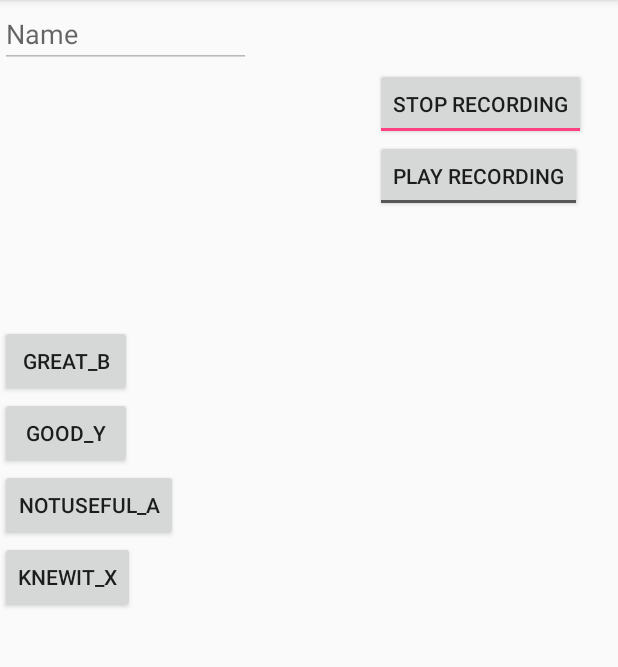
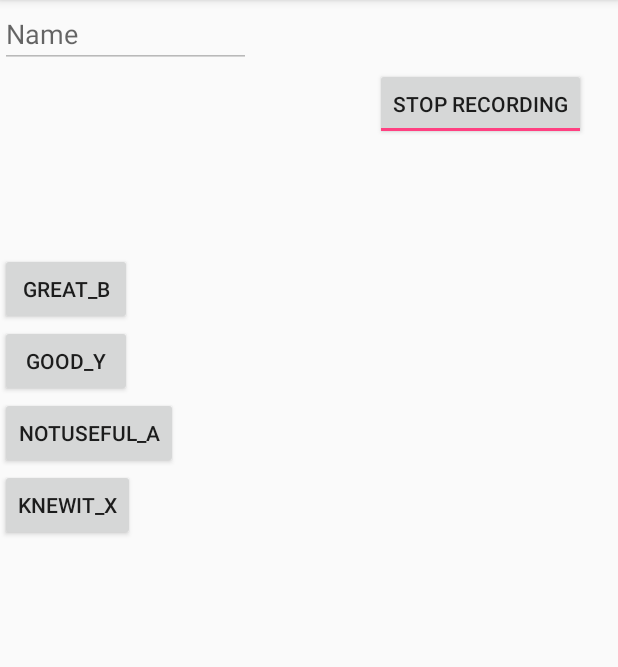
Before and after one commit to saritszpiro/recordaudiotoexternal, an Android app: the screen it shows after launch (MainActivity), after a tap on "START RECORDING", on a phone screen of 412 x 824 dp, the part 84-751 px from its top. Run offline under Robolectric (Android 15) with nearby library versions, the light colour scheme and no system bars.

Commit message:
Removed PlayRecording button

```diff
--- a/app/src/main/java/com/example/sarit/recordaudiotoexternal/MainActivity.java
+++ b/app/src/main/java/com/example/sarit/recordaudiotoexternal/MainActivity.java
@@ -40,14 +40,13 @@ import static android.view.KeyEvent.KEYCODE_BUTTON_X;
 import static android.view.KeyEvent.KEYCODE_BUTTON_Y;
 
 public class MainActivity extends AppCompatActivity {
-    private ToggleButton startRecording, playRecording;
+    private ToggleButton startRecording;
     private Button great_b, good_y, notuseful_a, knewit_x;
     private MediaRecorder mRecorder;
     private MediaPlayer mPlayer;
     private static final String LOG_TAG = "AudioRecording";
     public static final int REQUEST_AUDIO_PERMISSION_CODE = 1;
     boolean isRecording = false;
-    boolean isPlaying = false;
     boolean loaded = false;
     private  String mFileName = null;
     private  String dataFile = null;
@@ -62,7 +61,6 @@ public class MainActivity extends AppCompatActivity {
         super.onCreate(savedInstanceState);
         setContentView(com.example.sarit.recordaudiotoexternal.R.layout.activity_main);
         startRecording = findViewById(com.example.sarit.recordaudiotoexternal.R.id.startRecording);
-        playRecording = findViewById(com.example.sarit.recordaudiotoexternal.R.id.playRecording);
         great_b = findViewById(R.id.great_b);
         good_y = findViewById(R.id.good_y);
         notuseful_a = findViewById(R.id.notuseful_a);
@@ -71,7 +69,6 @@ public class MainActivity extends AppCompatActivity {
         good_y.setEnabled(false);
         notuseful_a.setEnabled(false);
         knewit_x.setEnabled(false);
-        playRecording.setEnabled(false);
 
         soundPool = new SoundPool(10, AudioManager.STREAM_MUSIC, 0);
         soundPool.setOnLoadCompleteListener(new SoundPool.OnLoadCompleteListener() {
@@ -131,25 +128,6 @@ public class MainActivity extends AppCompatActivity {
         ActivityCompat.requestPermissions(MainActivity.this, new String[]{RECORD_AUDIO, WRITE_EXTERNAL_STORAGE}, REQUEST_AUDIO_PERMISSION_CODE);
     }
 
-    public void startPlaying(View view) {
-        if (!isPlaying){
-            startRecording.setEnabled(true);
-            mPlayer = new MediaPlayer();
-            try {
-                mPlayer.setDataSource(mFileName);
-                mPlayer.prepare();
-                mPlayer.start();
-                Toast.makeText(getApplicationContext(), "Recording Started Playing", Toast.LENGTH_LONG).show();
-            } catch (IOException e) {
-                Log.e(LOG_TAG, "prepare() failed");
-            }
-        }
-        else if (isPlaying){
-            mPlayer.release();
-            mPlayer = null;
-            Toast.makeText(getApplicationContext(),"Playing Audio Stopped", Toast.LENGTH_SHORT).show();
-        }
-    }
     public void startRecording(View view){
         text = participantName.getEditableText().toString();
         //Toast.makeText(MainActivity.this, "in startRecording", Toast.LENGTH_SHORT).show();
@@ -184,7 +162,6 @@ public class MainActivity extends AppCompatActivity {
                 mRecorder.start();
                 isRecording = true;
                 //Toast.makeText(getApplicationContext(), "Recording Started", Toast.LENGTH_LONG).show();
-                playRecording.setEnabled(true);
 
             } else if (isRecording) { //if not recording audio
                 great_b.setEnabled(false);
--- a/app/src/main/res/layout/activity_main.xml
+++ b/app/src/main/res/layout/activity_main.xml
@@ -24,17 +24,6 @@
         android:text="ToggleButton"
         android:textOff="Start Recording"
         android:textOn="Stop Recording" />
-
-    <ToggleButton
-        android:id="@+id/playRecording"
-        android:layout_width="wrap_content"
-        android:layout_height="wrap_content"
-        android:layout_marginLeft="250dp"
-        android:checked="false"
-        android:onClick="startPlaying"
-        android:text="ToggleButton"
-        android:textOff="Play Recording"
-        android:textOn="Stop Playing" />
 
 
     <Button
```
